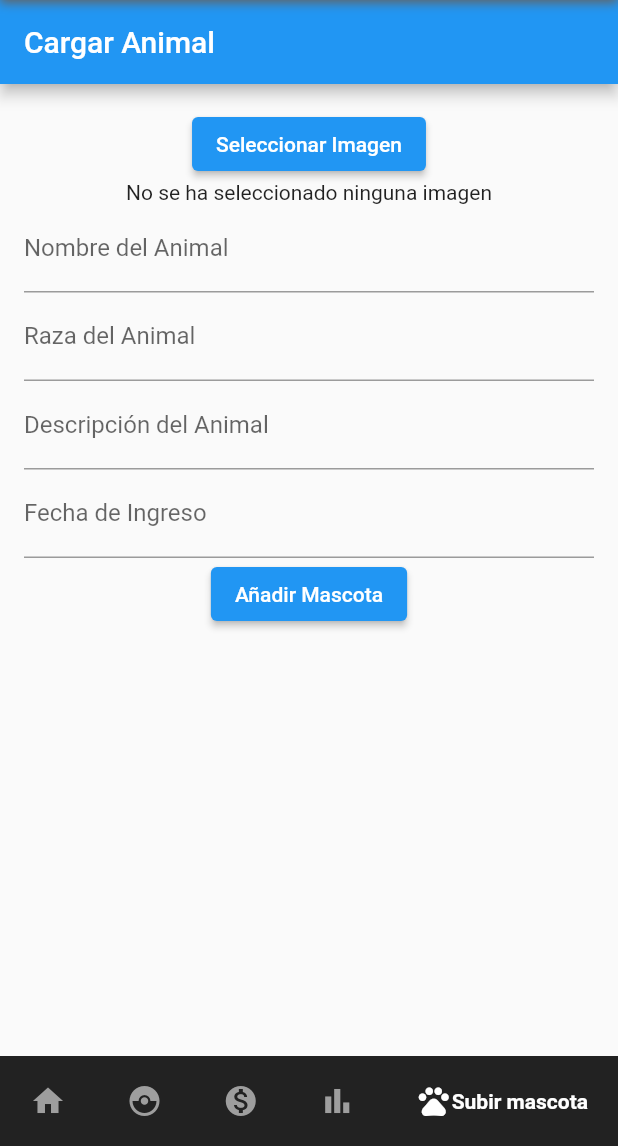
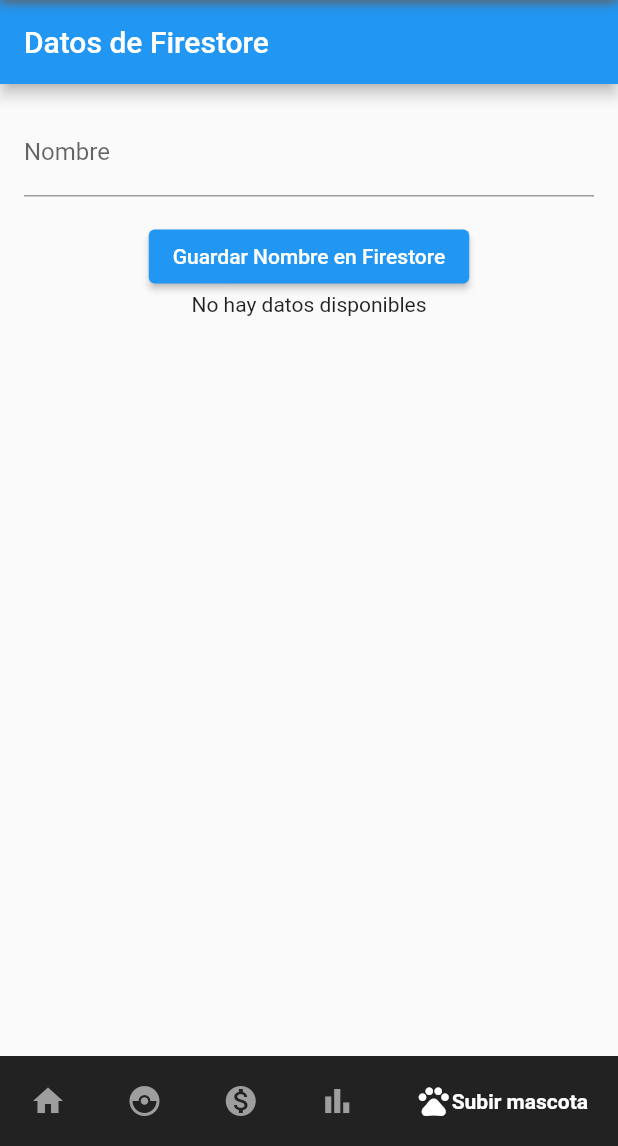
Before and after one commit to Oricalco/Taller4Flutter, a Flutter app: the screen it shows after launch, item 5 of the bottom bar chosen, on a phone screen of 412 x 824 dp, the part 90-1236 px from its top. Run offline on Flutter 3.47's test engine with Material 2 defaults, Android fonts, the phone set to English and light mode, and no system bars; drawn by our look-alikes of google_nav_bar; our stand-ins replace cloud_firestore, firebase_auth, firebase_core, syncfusion_flutter_charts; accounts and stored records are empty.

Commit message:
test leer y subir datos a la bd
aquí se subió una mejora en el código con la prueba para poder subir datos y leerlos desde la base de datos

```diff
--- a/pawpatitas/lib/animal_upload.dart
+++ b/pawpatitas/lib/animal_upload.dart
@@ -1,129 +1,105 @@
 import 'package:flutter/material.dart';
-import 'package:firebase_storage/firebase_storage.dart';
 import 'package:cloud_firestore/cloud_firestore.dart';
-import 'package:image_picker/image_picker.dart';
-import 'dart:io';
 
-class AnimalUploadForm extends StatefulWidget {
+class TestPage extends StatelessWidget {
   @override
-  _AnimalUploadFormState createState() => _AnimalUploadFormState();
+  Widget build(BuildContext context) {
+    return Scaffold(
+      appBar: AppBar(
+        title: Text('Datos de Firestore'),
+      ),
+      body: FirestoreData(),
+    );
+  }
 }
 
-class _AnimalUploadFormState extends State<AnimalUploadForm> {
-  File? _image;
-  final picker = ImagePicker();
-  String? _animalName;
-  String? _animalBreed;
-  String? _animalDescription;
-  String? _animalIngressDate;
+class FirestoreData extends StatefulWidget {
+  @override
+  _FirestoreDataState createState() => _FirestoreDataState();
+}
 
-  Future getImage() async {
-    final pickedFile = await picker.getImage(source: ImageSource.gallery);
+class _FirestoreDataState extends State<FirestoreData> {
+  final TextEditingController nameController = TextEditingController();
+  final GlobalKey<ScaffoldState> _scaffoldKey = GlobalKey<ScaffoldState>();
 
-    if (pickedFile != null) {
-      setState(() {
-        _image = File(pickedFile.path);
-      });
+
+  void saveNameToFirestore() async {
+    final name = nameController.text;
+    if (name.isNotEmpty) {
+      try {
+        await FirebaseFirestore.instance.collection('people').add({'name': name});
+        nameController.clear(); // esto es para poder limpiar el formulario luego de escribir el nombre
+        _showSnackBar('Guardado exitosamente');
+      } catch (e) {
+        print('Error al guardar en Firestore: $e');
+      }
     }
   }
+
+ void _showSnackBar(String message) {
+  ScaffoldMessenger.of(context).showSnackBar(
+    SnackBar(content: Text(message))
+  );
+}
+
 
   @override
   Widget build(BuildContext context) {
     return Scaffold(
-      appBar: AppBar(
-        title: Text('Cargar Animal'),
-      ),
-      body: Padding(
-        padding: const EdgeInsets.all(16.0),
+      key: _scaffoldKey,
+      body: SingleChildScrollView(
         child: Column(
           children: [
-            ElevatedButton(
-              onPressed: getImage,
-              child: Text('Seleccionar Imagen'),
-            ),
-            _image == null
-                ? Text('No se ha seleccionado ninguna imagen')
-                : Image.file(_image!),
-            TextField(
-              onChanged: (value) => _animalName = value,
-              decoration: InputDecoration(labelText: 'Nombre del Animal'),
-            ),
-            TextField(
-              onChanged: (value) => _animalBreed = value,
-              decoration: InputDecoration(labelText: 'Raza del Animal'),
-            ),
-            TextField(
-              onChanged: (value) => _animalDescription = value,
-              decoration: InputDecoration(labelText: 'Descripción del Animal'),
-            ),
-            TextField(
-              onChanged: (value) => _animalIngressDate = value,
-              decoration: InputDecoration(labelText: 'Fecha de Ingreso'),
+            // en esta parte esta el formulario
+            Padding(
+              padding: const EdgeInsets.all(16.0),
+              child: TextFormField(
+                controller: nameController,
+                decoration: InputDecoration(labelText: 'Nombre'),
+              ),
             ),
             ElevatedButton(
-              onPressed: () => uploadAnimal(),
-              child: Text('Añadir Mascota'),
+              onPressed: saveNameToFirestore,
+              child: Text('Guardar Nombre en Firestore'),
+            ),
+            StreamBuilder<QuerySnapshot>(
+              stream: FirebaseFirestore.instance.collection('people').snapshots(),
+              builder: (context, snapshot) {
+                if (snapshot.hasError) {
+                  return Center(
+                    child: Text('Error: ${snapshot.error}'),
+                  );
+                }
+
+                if (snapshot.connectionState == ConnectionState.waiting) {
+                  return Center(
+                    child: CircularProgressIndicator(),
+                  );
+                }
+
+                final docs = snapshot.data?.docs;
+
+                if (docs == null || docs.isEmpty) {
+                  return Center(
+                    child: Text('No hay datos disponibles'),
+                  );
+                }
+
+                return ListView(
+                  shrinkWrap: true,
+                  children: docs.map((DocumentSnapshot document) {
+                    final data = document.data() as Map<String, dynamic>;
+                    final name = data['name'] ?? 'Nombre no disponible';
+                    return ListTile(
+                      title: Text(name),
+                    );
+                  }).toList(),
+                );
+              },
             ),
           ],
         ),
       ),
     );
   }
-
-  Future<void> uploadAnimal() async {
-    try {
-      if (_image != null &&
-          _animalName != null &&
-          _animalBreed != null &&
-          _animalDescription != null &&
-          _animalIngressDate != null) {
-        final storage = FirebaseStorage.instance;
-        final storageRef = storage.ref().child('animal_images/${DateTime.now()}.png');
-        await storageRef.putFile(_image!);
-
-        final downloadUrl = await storageRef.getDownloadURL();
-
-        final firestore = FirebaseFirestore.instance;
-        firestore.collection('animals').add({
-          'name': _animalName,
-          'breed': _animalBreed,
-          'description': _animalDescription,
-          'ingressDate': _animalIngressDate,
-          'imageUrl': downloadUrl,
-        });
-
-        ScaffoldMessenger.of(context).showSnackBar(
-          SnackBar(
-            content: Text('Animal subido con éxito'),
-          ),
-        );
-
-        setState(() {
-          _image = null;
-          _animalName = null;
-          _animalBreed = null;
-          _animalDescription = null;
-          _animalIngressDate = null;
-        });
-      } else {
-        ScaffoldMessenger.of(context).showSnackBar(
-          SnackBar(
-            content: Text('Por favor, complete todos los campos y seleccione una imagen'),
-          ),
-        );
-      }
-    } catch (e) {
-      ScaffoldMessenger.of(context).showSnackBar(
-        SnackBar(
-          content: Text('Error al subir el animal: $e'),
-        ),
-      );
-    }
-  }
 }
-
-void main() {
-  runApp(MaterialApp(
-    home: AnimalUploadForm(),
-  ));
-}
--- a/pawpatitas/lib/home.dart
+++ b/pawpatitas/lib/home.dart
@@ -22,7 +22,7 @@ class _HomePageState extends State<HomePage> {
     SoportePage(),
     DonarPage(),
     PaginaMetricas(),
-    AnimalUploadForm(),
+    TestPage(),
 
   ];
 
```
